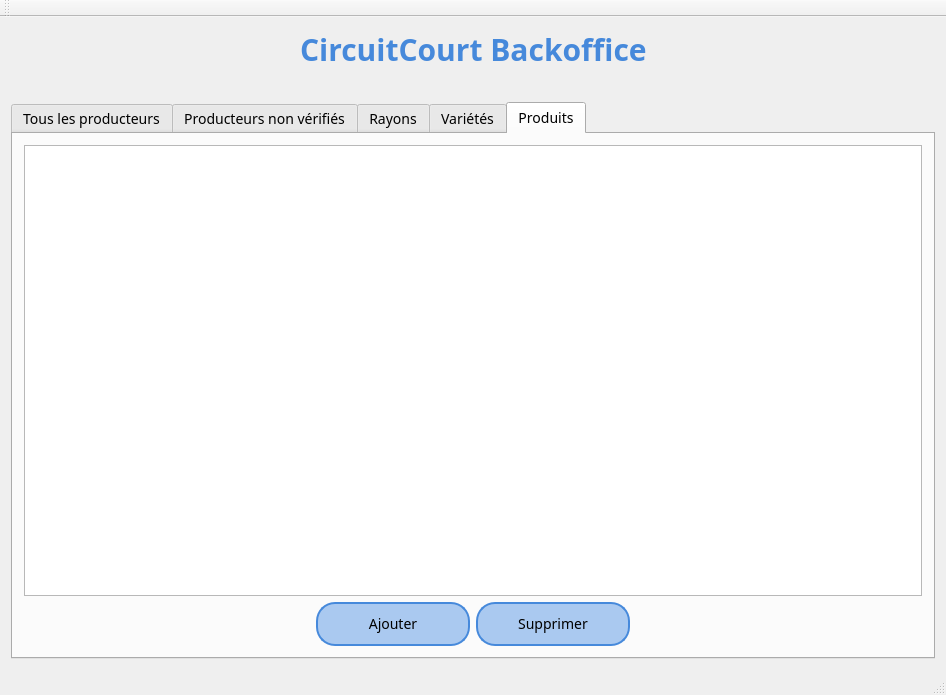
First picture: the form in mainwindow.ui, repository EnzoSimon/CircuitCourtBackOffice, before the edit.
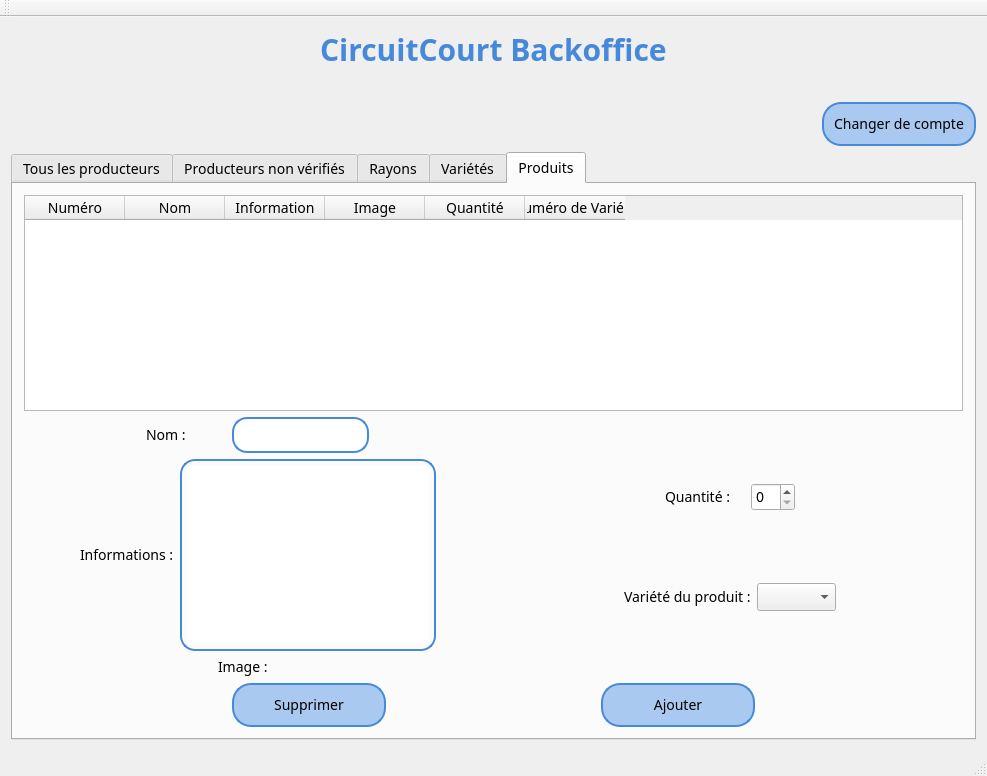
Second picture: the form after the edit. The open tabs and pages were chosen to show the change.

The edit to the form file:
```diff
--- a/mainwindow.ui
+++ b/mainwindow.ui
@@ -6,13 +6,12 @@
    <rect>
     <x>0</x>
     <y>0</y>
-    <width>946</width>
-    <height>695</height>
+    <width>987</width>
+    <height>776</height>
    </rect>
   </property>
   <property name="font">
    <font>
-    <family>Quicksand</family>
     <pointsize>-1</pointsize>
    </font>
   </property>
@@ -46,7 +45,7 @@
 	border: 2px solid #2b578c;
 }
 
-QLineEdit {
+QLineEdit, QTextEdit {
 	border-radius: 15;
 	border: 2px solid #4689db;
 	padding: 5px;
@@ -120,6 +119,30 @@
       </item>
      </layout>
     </item>
+    <item>
+     <layout class="QHBoxLayout" name="horizontalLayout_2">
+      <item>
+       <spacer name="horizontalSpacer_23">
+        <property name="orientation">
+         <enum>Qt::Horizontal</enum>
+        </property>
+        <property name="sizeHint" stdset="0">
+         <size>
+          <width>40</width>
+          <height>20</height>
+         </size>
+        </property>
+       </spacer>
+      </item>
+      <item>
+       <widget class="QPushButton" name="pushButtonChangerCompte">
+        <property name="text">
+         <string>Changer de compte</string>
+        </property>
+       </widget>
+      </item>
+     </layout>
+    </item>
     <item>
      <widget class="QTabWidget" name="tabWidget">
       <property name="currentIndex">
@@ -610,9 +633,258 @@
        <attribute name="title">
         <string>Produits</string>
        </attribute>
-       <layout class="QVBoxLayout" name="verticalLayout_6">
+       <layout class="QVBoxLayout" name="verticalLayout_9">
         <item>
-         <widget class="QTableWidget" name="tableWidgetProduits"/>
+         <widget class="QTableWidget" name="tableWidgetProduits">
+          <property name="selectionMode">
+           <enum>QAbstractItemView::SingleSelection</enum>
+          </property>
+          <property name="selectionBehavior">
+           <enum>QAbstractItemView::SelectRows</enum>
+          </property>
+          <attribute name="verticalHeaderVisible">
+           <bool>false</bool>
+          </attribute>
+          <column>
+           <property name="text">
+            <string>Numéro</string>
+           </property>
+          </column>
+          <column>
+           <property name="text">
+            <string>Nom</string>
+           </property>
+          </column>
+          <column>
+           <property name="text">
+            <string>Information</string>
+           </property>
+          </column>
+          <column>
+           <property name="text">
+            <string>Image</string>
+           </property>
+          </column>
+          <column>
+           <property name="text">
+            <string>Quantité</string>
+           </property>
+          </column>
+          <column>
+           <property name="text">
+            <string>Numéro de Variété</string>
+           </property>
+          </column>
+         </widget>
+        </item>
+        <item>
+         <layout class="QHBoxLayout" name="horizontalLayout_25">
+          <item>
+           <layout class="QVBoxLayout" name="verticalLayout_6">
+            <item>
+             <layout class="QHBoxLayout" name="horizontalLayout_20">
+              <item>
+               <spacer name="horizontalSpacer_38">
+                <property name="orientation">
+                 <enum>Qt::Horizontal</enum>
+                </property>
+                <property name="sizeHint" stdset="0">
+                 <size>
+                  <width>40</width>
+                  <height>20</height>
+                 </size>
+                </property>
+               </spacer>
+              </item>
+              <item>
+               <widget class="QLabel" name="label_13">
+                <property name="text">
+                 <string>Nom :</string>
+                </property>
+               </widget>
+              </item>
+              <item>
+               <widget class="QLineEdit" name="lineEditNomProduit"/>
+              </item>
+              <item>
+               <spacer name="horizontalSpacer_37">
+                <property name="orientation">
+                 <enum>Qt::Horizontal</enum>
+                </property>
+                <property name="sizeHint" stdset="0">
+                 <size>
+                  <width>40</width>
+                  <height>20</height>
+                 </size>
+                </property>
+               </spacer>
+              </item>
+             </layout>
+            </item>
+            <item>
+             <layout class="QHBoxLayout" name="horizontalLayout_21">
+              <item>
+               <spacer name="horizontalSpacer_39">
+                <property name="orientation">
+                 <enum>Qt::Horizontal</enum>
+                </property>
+                <property name="sizeHint" stdset="0">
+                 <size>
+                  <width>40</width>
+                  <height>20</height>
+                 </size>
+                </property>
+               </spacer>
+              </item>
+              <item>
+               <widget class="QLabel" name="label_14">
+                <property name="text">
+                 <string>Informations :</string>
+                </property>
+               </widget>
+              </item>
+              <item>
+               <widget class="QTextEdit" name="textEditInfosProduit"/>
+              </item>
+              <item>
+               <spacer name="horizontalSpacer_40">
+                <property name="orientation">
+                 <enum>Qt::Horizontal</enum>
+                </property>
+                <property name="sizeHint" stdset="0">
+                 <size>
+                  <width>40</width>
+                  <height>20</height>
+                 </size>
+                </property>
+               </spacer>
+              </item>
+             </layout>
+            </item>
+            <item>
+             <layout class="QHBoxLayout" name="horizontalLayout_22">
+              <item>
+               <spacer name="horizontalSpacer_41">
+                <property name="orientation">
+                 <enum>Qt::Horizontal</enum>
+                </property>
+                <property name="sizeHint" stdset="0">
+                 <size>
+                  <width>40</width>
+                  <height>20</height>
+                 </size>
+                </property>
+               </spacer>
+              </item>
+              <item>
+               <widget class="QLabel" name="label_15">
+                <property name="text">
+                 <string>Image :</string>
+                </property>
+               </widget>
+              </item>
+              <item>
+               <spacer name="horizontalSpacer_42">
+                <property name="orientation">
+                 <enum>Qt::Horizontal</enum>
+                </property>
+                <property name="sizeHint" stdset="0">
+                 <size>
+                  <width>40</width>
+                  <height>20</height>
+                 </size>
+                </property>
+               </spacer>
+              </item>
+             </layout>
+            </item>
+           </layout>
+          </item>
+          <item>
+           <layout class="QVBoxLayout" name="verticalLayout_7">
+            <item>
+             <layout class="QHBoxLayout" name="horizontalLayout_23">
+              <item>
+               <spacer name="horizontalSpacer_43">
+                <property name="orientation">
+                 <enum>Qt::Horizontal</enum>
+                </property>
+                <property name="sizeHint" stdset="0">
+                 <size>
+                  <width>40</width>
+                  <height>20</height>
+                 </size>
+                </property>
+               </spacer>
+              </item>
+              <item>
+               <widget class="QLabel" name="label_16">
+                <property name="text">
+                 <string>Quantité :</string>
+                </property>
+               </widget>
+              </item>
+              <item>
+               <widget class="QSpinBox" name="spinBoxQuantiteProduit"/>
+              </item>
+              <item>
+               <spacer name="horizontalSpacer_44">
+                <property name="orientation">
+                 <enum>Qt::Horizontal</enum>
+                </property>
+                <property name="sizeHint" stdset="0">
+                 <size>
+                  <width>40</width>
+                  <height>20</height>
+                 </size>
+                </property>
+               </spacer>
+              </item>
+             </layout>
+            </item>
+            <item>
+             <layout class="QHBoxLayout" name="horizontalLayout_24">
+              <item>
+               <spacer name="horizontalSpacer_45">
+                <property name="orientation">
+                 <enum>Qt::Horizontal</enum>
+                </property>
+                <property name="sizeHint" stdset="0">
+                 <size>
+                  <width>40</width>
+                  <height>20</height>
+                 </size>
+                </property>
+               </spacer>
+              </item>
+              <item>
+               <widget class="QLabel" name="label_17">
+                <property name="text">
+                 <string>Variété du produit :</string>
+                </property>
+               </widget>
+              </item>
+              <item>
+               <widget class="QComboBox" name="comboBoxVarieteDuProduit"/>
+              </item>
+              <item>
+               <spacer name="horizontalSpacer_46">
+                <property name="orientation">
+                 <enum>Qt::Horizontal</enum>
+                </property>
+                <property name="sizeHint" stdset="0">
+                 <size>
+                  <width>40</width>
+                  <height>20</height>
+                 </size>
+                </property>
+               </spacer>
+              </item>
+             </layout>
+            </item>
+           </layout>
+          </item>
+         </layout>
         </item>
         <item>
          <layout class="QHBoxLayout" name="horizontalLayout_3">
@@ -629,13 +901,6 @@
             </property>
            </spacer>
           </item>
-          <item>
-           <widget class="QPushButton" name="pushButtonAjouterProduit">
-            <property name="text">
-             <string>Ajouter</string>
-            </property>
-           </widget>
-          </item>
           <item>
            <widget class="QPushButton" name="pushButtonSupprimerProduit">
             <property name="text">
@@ -643,6 +908,26 @@
             </property>
            </widget>
           </item>
+          <item>
+           <spacer name="horizontalSpacer_30">
+            <property name="orientation">
+             <enum>Qt::Horizontal</enum>
+            </property>
+            <property name="sizeHint" stdset="0">
+             <size>
+              <width>40</width>
+              <height>20</height>
+             </size>
+            </property>
+           </spacer>
+          </item>
+          <item>
+           <widget class="QPushButton" name="pushButtonAjouterProduit">
+            <property name="text">
+             <string>Ajouter</string>
+            </property>
+           </widget>
+          </item>
           <item>
            <spacer name="horizontalSpacer_13">
             <property name="orientation">
```
Left out of the diff: 339 changed lines with no effect on the pictures.
